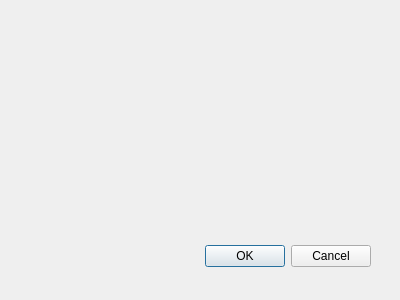
424276922/APIUI, file waitdialog.ui: the form before one commit.
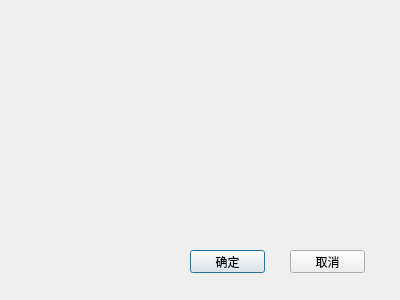
The form after the commit.

```diff
--- a/waitdialog.ui
+++ b/waitdialog.ui
@@ -15,20 +15,30 @@
   <property name="windowTitle">
    <string>Dialog</string>
   </property>
-  <widget name="buttonBox" class="QDialogButtonBox">
+  <widget class="QPushButton" name="pushButton">
    <property name="geometry">
     <rect>
-     <x>30</x>
-     <y>240</y>
-     <width>341</width>
-     <height>32</height>
+     <x>190</x>
+     <y>250</y>
+     <width>75</width>
+     <height>23</height>
     </rect>
    </property>
-   <property name="orientation">
-    <enum>Qt::Horizontal</enum>
+   <property name="text">
+    <string>确定</string>
    </property>
-   <property name="standardButtons">
-    <set>QDialogButtonBox::Cancel|QDialogButtonBox::Ok</set>
+  </widget>
+  <widget class="QPushButton" name="pushButton_2">
+   <property name="geometry">
+    <rect>
+     <x>290</x>
+     <y>250</y>
+     <width>75</width>
+     <height>23</height>
+    </rect>
+   </property>
+   <property name="text">
+    <string>取消</string>
    </property>
   </widget>
  </widget>
```
Left out of the diff: 42 changed lines with no effect on the pictures.
